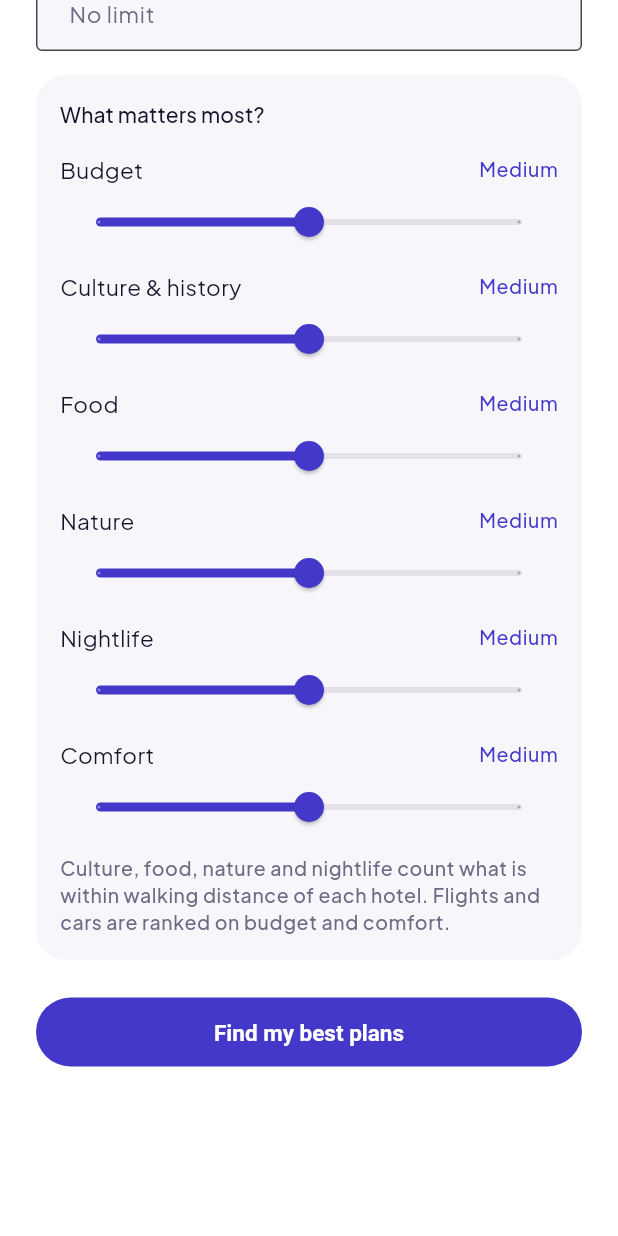
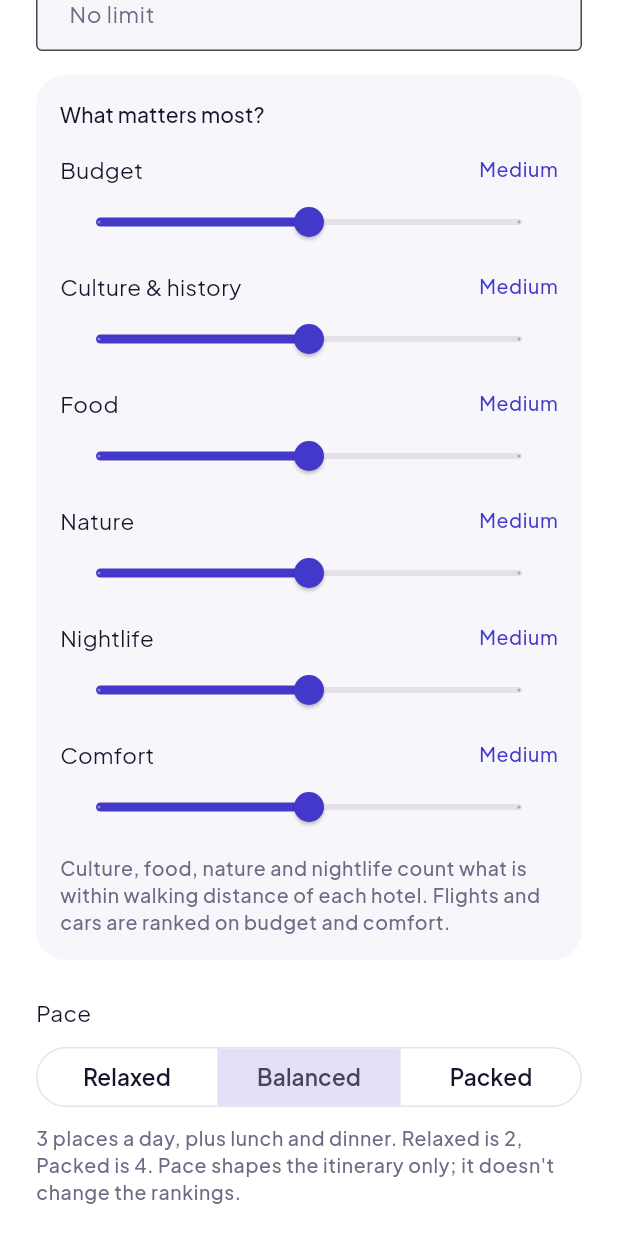
Before and after one commit to anthony-117/chocomousse, a Flutter app: the PlanTripScreen widget shown alone on an empty page, opened directly with empty values, scrolled down 302 dp, on a phone screen of 412 x 824 dp. Run offline on Flutter 3.47's test engine with Material 3 defaults, Android fonts, the phone set to English and light mode, and no system bars; our stand-ins replace dio, firebase_auth, firebase_core, flutter_riverpod, flutter_svg, go_router; accounts and stored records are empty; network calls fail.

Commit message:
Itinerary screens: Pace on Plan your trip and the profile (spec 007)
Co-Authored-By: Claude Opus 5.5 <noreply@anthropic.com>

```diff
--- a/lib/features/account/application/session.dart
+++ b/lib/features/account/application/session.dart
@@ -72,7 +72,8 @@ class ProfileSeeder {
     trip
       ..setPassport(profile.passport)
       ..setCurrency(profile.homeCurrency)
-      ..setPreferences(Preferences(levels: profile.preferences.levels, tripBudget: budget));
+      ..setPreferences(Preferences(levels: profile.preferences.levels, tripBudget: budget))
+      ..setPace(profile.pace);
 
     final city = profile.homeCity;
     if (city != null && _ref.read(departureCityProvider)?.id != city.id) {
--- a/lib/features/account/data/profile_models.dart
+++ b/lib/features/account/data/profile_models.dart
@@ -30,6 +30,7 @@ class Profile {
     required this.homeCurrency,
     required this.homeCity,
     required this.preferences,
+    this.pace = Pace.balanced,
   });
 
   /// The API's weights are read as levels; one the app never sends reads as Medium.
@@ -48,6 +49,7 @@ class Profile {
       homeCurrency: json['homeCurrency']! as String,
       homeCity: city == null ? null : HomeCity.fromJson(city),
       preferences: preferences,
+      pace: Pace.parse(json['pace'] as String?),
     );
   }
 
@@ -57,6 +59,7 @@ class Profile {
   final String homeCurrency;
   final HomeCity? homeCity;
   final Preferences preferences;
+  final Pace pace;
 
   String get initial => displayName.trim().isEmpty ? '?' : displayName.trim()[0].toUpperCase();
 }
@@ -70,6 +73,7 @@ class ProfileForm {
     required this.homeCurrency,
     required this.homeCityId,
     required this.preferences,
+    this.pace = Pace.balanced,
   });
 
   factory ProfileForm.of(Profile p) => ProfileForm(
@@ -78,6 +82,7 @@ class ProfileForm {
     homeCurrency: p.homeCurrency,
     homeCityId: p.homeCity?.id,
     preferences: p.preferences,
+    pace: p.pace,
   );
 
   final String displayName;
@@ -85,6 +90,7 @@ class ProfileForm {
   final String homeCurrency;
   final String? homeCityId;
   final Preferences preferences;
+  final Pace pace;
 
   Map<String, Object?> toJson() => {
     'displayName': displayName.trim(),
@@ -92,6 +98,7 @@ class ProfileForm {
     'homeCurrency': homeCurrency,
     'homeCityId': homeCityId,
     'preferences': {for (final c in Criterion.values) c.name: preferences.of(c).weight},
+    'pace': pace.name,
   };
 }
 
--- a/lib/features/account/presentation/edit_profile_screen.dart
+++ b/lib/features/account/presentation/edit_profile_screen.dart
@@ -10,6 +10,7 @@ import 'package:chocomousse/features/destination/data/preferences.dart';
 import 'package:chocomousse/features/destination/presentation/widgets/common.dart';
 import 'package:chocomousse/features/destination/presentation/widgets/trip_chips.dart';
 import 'package:chocomousse/features/flights/presentation/widgets/departure_city_field.dart';
+import 'package:chocomousse/features/ranking/presentation/widgets/pace_choice.dart';
 import 'package:chocomousse/features/ranking/presentation/widgets/preferences_form.dart';
 import 'package:flutter/material.dart';
 import 'package:flutter_riverpod/flutter_riverpod.dart';
@@ -49,6 +50,7 @@ class _EditProfileFormState extends ConsumerState<_EditProfileForm> {
   late String _currency = widget.profile.homeCurrency;
   late HomeCity? _city = widget.profile.homeCity;
   late Preferences _preferences = widget.profile.preferences;
+  late Pace _pace = widget.profile.pace;
   Map<String, String> _fieldErrors = const {};
   String? _error;
   bool _saving = false;
@@ -79,6 +81,7 @@ class _EditProfileFormState extends ConsumerState<_EditProfileForm> {
               homeCurrency: _currency,
               homeCityId: _city?.id,
               preferences: _preferences,
+              pace: _pace,
             ),
           );
       ref.read(profileSeederProvider).apply(saved);
@@ -167,6 +170,8 @@ class _EditProfileFormState extends ConsumerState<_EditProfileForm> {
             level: _preferences.of(criterion),
             onChanged: (level) => setState(() => _preferences = _preferences.withLevel(criterion, level)),
           ),
+        const SizedBox(height: AppSpacing.md),
+        PaceChoice(value: _pace, onChanged: (pace) => setState(() => _pace = pace)),
         const SizedBox(height: AppSpacing.xl),
         FilledButton(
           style: FilledButton.styleFrom(minimumSize: const Size.fromHeight(52), shape: const StadiumBorder()),
--- a/lib/features/account/presentation/profile_screen.dart
+++ b/lib/features/account/presentation/profile_screen.dart
@@ -117,7 +117,7 @@ class _ProfileCards extends ConsumerWidget {
         const SizedBox(height: AppSpacing.lg),
         _Card(
           title: 'Default preferences',
-          children: [Text(profile.preferences.summary, style: textTheme.bodyMedium)],
+          children: [Text('${profile.preferences.summary} · Pace ${profile.pace.label}', style: textTheme.bodyMedium)],
         ),
       ],
     );
--- a/lib/features/destination/application/destination_providers.dart
+++ b/lib/features/destination/application/destination_providers.dart
@@ -15,6 +15,7 @@ class TripSettings {
     this.adults = defaultAdults,
     this.driverAge = defaultDriverAge,
     this.preferences = const Preferences(),
+    this.pace = Pace.balanced,
   });
 
   /// The hotels API's default; flights always search for one adult.
@@ -38,6 +39,9 @@ class TripSettings {
   /// What matters to the traveller, for weighted search (spec 005).
   final Preferences preferences;
 
+  /// How full the itinerary's days are (spec 007).
+  final Pace pace;
+
   int get nights => to.difference(from).inDays;
 
   TripSettings copyWith({
@@ -48,6 +52,7 @@ class TripSettings {
     int? adults,
     int? driverAge,
     Preferences? preferences,
+    Pace? pace,
   }) => TripSettings(
     passport: passport ?? this.passport,
     currency: currency ?? this.currency,
@@ -56,6 +61,7 @@ class TripSettings {
     adults: adults ?? this.adults,
     driverAge: driverAge ?? this.driverAge,
     preferences: preferences ?? this.preferences,
+    pace: pace ?? this.pace,
   );
 }
 
@@ -87,6 +93,8 @@ class TripSettingsNotifier extends Notifier<TripSettings> {
       state = state.copyWith(driverAge: age.clamp(TripSettings.minDriverAge, TripSettings.maxDriverAge));
 
   void setPreferences(Preferences preferences) => state = state.copyWith(preferences: preferences);
+
+  void setPace(Pace pace) => state = state.copyWith(pace: pace);
 }
 
 final tripSettingsProvider = NotifierProvider<TripSettingsNotifier, TripSettings>(TripSettingsNotifier.new);
--- a/lib/features/destination/data/preferences.dart
+++ b/lib/features/destination/data/preferences.dart
@@ -13,6 +13,21 @@ enum Level {
 
   /// The level a weight from the API stands for, or null for a weight the app never sends.
   static Level? ofWeight(int weight) => values.where((l) => l.weight == weight).firstOrNull;
+}
+
+/// How full the itinerary's days are (API spec 008, FR-006). It shapes the plan only; rankings ignore it.
+enum Pace {
+  relaxed('Relaxed', 2),
+  balanced('Balanced', 3),
+  packed('Packed', 4);
+
+  Pace(this.label, this.placesPerDay);
+
+  final String label;
+  final int placesPerDay;
+
+  /// The API's value, "relaxed", "balanced" or "packed"; anything else is Balanced.
+  static Pace parse(String? value) => values.asNameMap()[value] ?? balanced;
 }
 
 /// The six preferences weighted search ranks on. The names are the API's values.
--- a/lib/features/ranking/presentation/plan_trip_screen.dart
+++ b/lib/features/ranking/presentation/plan_trip_screen.dart
@@ -6,6 +6,7 @@ import 'package:chocomousse/features/destination/application/destination_provide
 import 'package:chocomousse/features/destination/data/preferences.dart';
 import 'package:chocomousse/features/destination/presentation/widgets/common.dart';
 import 'package:chocomousse/features/ranking/data/ranking_models.dart';
+import 'package:chocomousse/features/ranking/presentation/widgets/pace_choice.dart';
 import 'package:chocomousse/features/ranking/presentation/widgets/preferences_form.dart';
 import 'package:flutter/material.dart';
 import 'package:flutter_riverpod/flutter_riverpod.dart';
@@ -26,10 +27,13 @@ class PlanTripScreen extends ConsumerStatefulWidget {
 
 class _PlanTripScreenState extends ConsumerState<PlanTripScreen> {
   late Preferences _draft = ref.read(tripSettingsProvider).preferences;
+  late Pace _pace = ref.read(tripSettingsProvider).pace;
   bool _budgetValid = true;
 
   void _find() {
-    ref.read(tripSettingsProvider.notifier).setPreferences(_draft);
+    ref.read(tripSettingsProvider.notifier)
+      ..setPreferences(_draft)
+      ..setPace(_pace);
     final returnTo = widget.returnTo;
     if (returnTo != null && context.canPop()) {
       context.pop();
@@ -81,6 +85,8 @@ class _PlanTripScreenState extends ConsumerState<PlanTripScreen> {
                   }),
                 ),
                 const SizedBox(height: AppSpacing.xl),
+                PaceChoice(value: _pace, onChanged: (pace) => setState(() => _pace = pace)),
+                const SizedBox(height: AppSpacing.xl),
                 SizedBox(
                   width: double.infinity,
                   child: FilledButton(onPressed: _budgetValid ? _find : null, child: const Text('Find my best plans')),
--- /dev/null
+++ b/lib/features/ranking/presentation/widgets/pace_choice.dart
@@ -0,0 +1,39 @@
+import 'package:chocomousse/app/theme/tokens.dart';
+import 'package:chocomousse/features/destination/data/preferences.dart';
+import 'package:flutter/material.dart';
+
+/// Pace (I0, P2): how full the itinerary's days are. It shapes the plan only, never the rankings.
+class PaceChoice extends StatelessWidget {
+  const PaceChoice({required this.value, required this.onChanged, super.key});
+
+  final Pace value;
+  final ValueChanged<Pace> onChanged;
+
+  @override
+  Widget build(BuildContext context) {
+    final textTheme = Theme.of(context).textTheme;
+    return Column(
+      crossAxisAlignment: CrossAxisAlignment.start,
+      children: [
+        Text('Pace', style: textTheme.bodyMedium),
+        const SizedBox(height: AppSpacing.sm),
+        SizedBox(
+          width: double.infinity,
+          child: SegmentedButton<Pace>(
+            segments: [for (final pace in Pace.values) ButtonSegment(value: pace, label: Text(pace.label))],
+            selected: {value},
+            showSelectedIcon: false,
+            onSelectionChanged: (selected) => onChanged(selected.single),
+          ),
+        ),
+        const SizedBox(height: AppSpacing.sm),
+        Text(
+          '${value.placesPerDay} places a day, plus lunch and dinner. '
+          '${Pace.relaxed.label} is ${Pace.relaxed.placesPerDay}, ${Pace.packed.label} is ${Pace.packed.placesPerDay}. '
+          "Pace shapes the itinerary only; it doesn't change the rankings.",
+          style: textTheme.bodySmall?.copyWith(color: AppColors.muted),
+        ),
+      ],
+    );
+  }
+}
```
Also changed, not shown: 5 other files.
